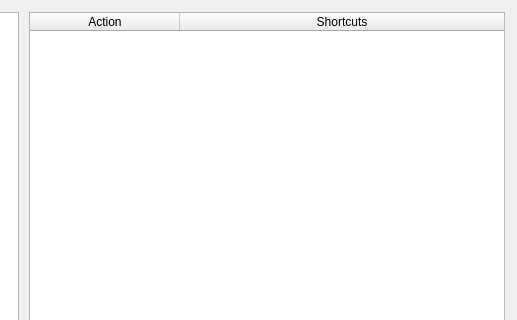
Above: src/qvoptionsdialog.ui from mohammad-alisafaee/qView before the change; both pictures show x 143 to 660 and y 0 to 320 of the 660 by 640 pixel window. Below: the same form after it.
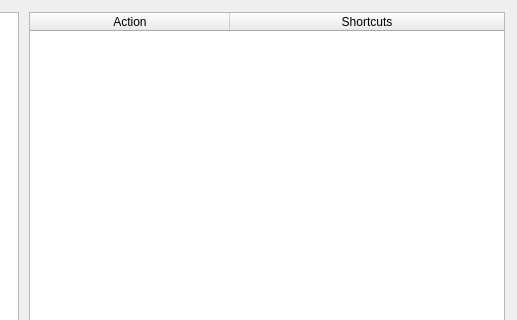
That is the form after the change. The open tabs and pages were chosen to show the change.

Commit message:
Never disable "window matches image size"-related settings
Even if the option is off, it can still be invoked via a menu item

```diff
--- a/src/qvoptionsdialog.ui
+++ b/src/qvoptionsdialog.ui
@@ -1008,7 +1008,7 @@
             <bool>true</bool>
            </attribute>
            <attribute name="horizontalHeaderDefaultSectionSize">
-            <number>150</number>
+            <number>200</number>
            </attribute>
            <attribute name="horizontalHeaderHighlightSections">
             <bool>false</bool>
```
The commit also changes 2 other files.
